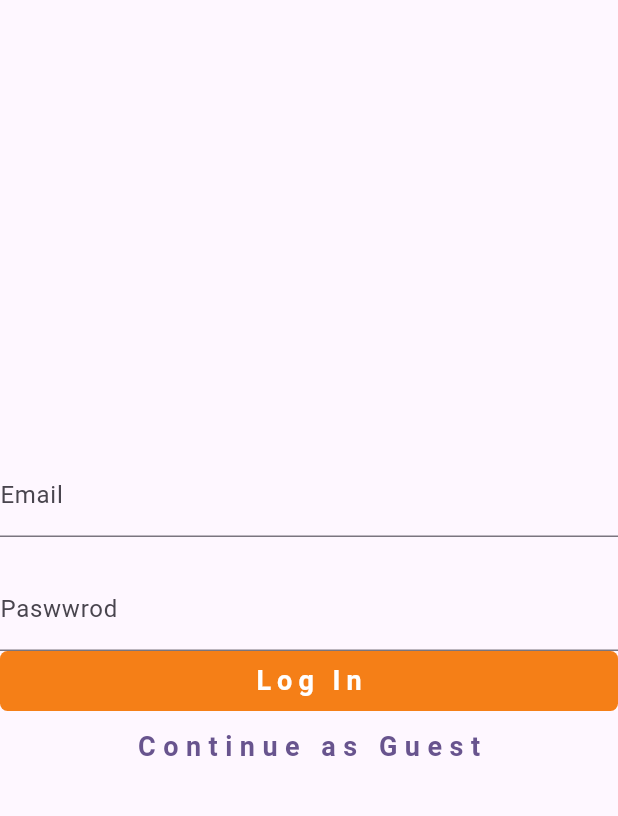
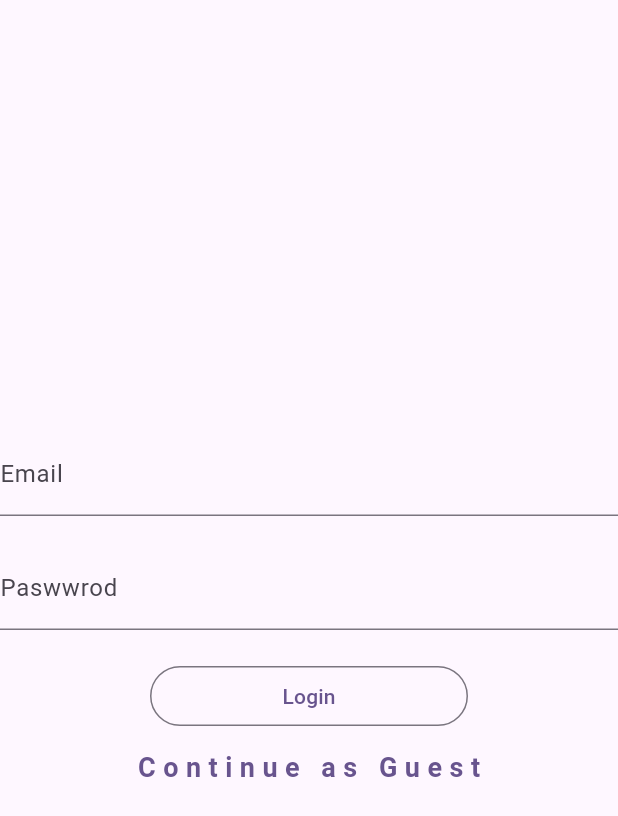
Before and after one commit to khannikkey01/Flutter-Firebase-Multiple-Vendo, a Flutter app: the screen it shows after launch, on a phone screen of 412 x 824 dp. Shown: the top 816 px of the screen. Run offline on Flutter 3.47's test engine with Material 2 defaults, Android fonts, the light colour scheme and no system bars.

Commit message:
LoginScreen Complete

```diff
--- a/lib/main.dart
+++ b/lib/main.dart
@@ -12,7 +12,7 @@ class MyApp extends StatelessWidget {
   @override
   Widget build(BuildContext context) {
     return MaterialApp(
-      title: 'Flutter Demo',
+      title: 'Nadeem',
       theme: ThemeData(
         colorScheme: ColorScheme.fromSeed(seedColor: Colors.deepPurple),
         useMaterial3: true,
--- a/lib/views/screens/auth/login_screen.dart
+++ b/lib/views/screens/auth/login_screen.dart
@@ -22,23 +22,16 @@ class LoginScreen extends StatelessWidget {
               labelText: 'Paswwrod',
             ),
           ),
+          const SizedBox(
+            height: 20,
+          ),
           Container(
-            height: 40,
-            width: MediaQuery.of(context).size.width,
-            decoration: BoxDecoration(
-              color: Colors.yellow.shade900,
-              borderRadius: BorderRadius.circular(5),
-            ),
-            child: const Center(
-              child: Text(
-                'Log In',
-                style: TextStyle(
-                  color: Colors.white,
-                  fontSize: 18,
-                  fontWeight: FontWeight.bold,
-                  letterSpacing: 4,
-                ),
-              ),
+            width: MediaQuery.of(context).size.width - 200,
+            child: OutlinedButton(
+              onPressed: () {
+                print('Login with Terminal');
+              },
+              child: const Text("Login"),
             ),
           ),
           TextButton(
```
